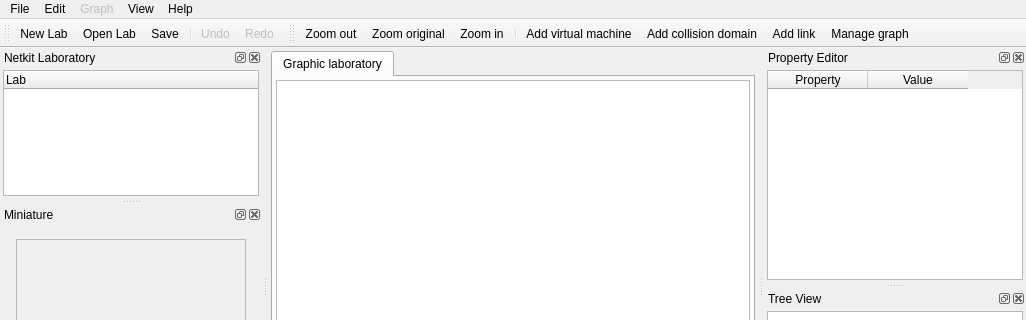
slux83/visual-netkit, file ui/main.ui: the form before one commit; both pictures show x 0 to 1026 and y 0 to 320 of the 1026 by 768 pixel window.
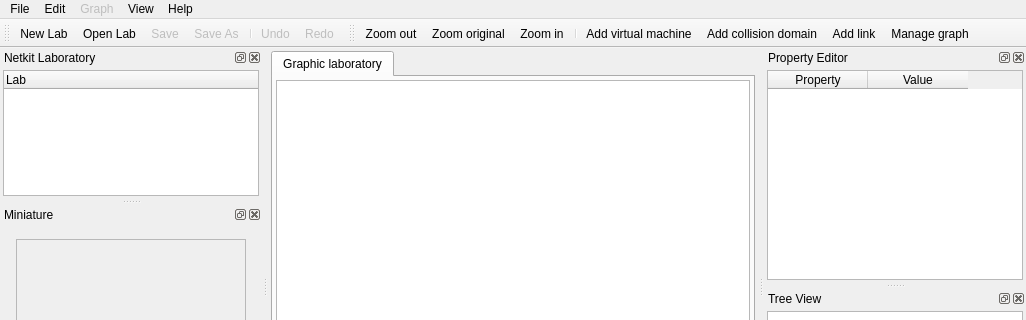
The form after the commit. Icons and pictures are not drawn. Custom widgets are drawn as their Qt base class.

Patch:
```diff
--- a/ui/main.ui
+++ b/ui/main.ui
@@ -177,6 +177,7 @@
    <addaction name="actionNewLab" />
    <addaction name="actionOpenLab" />
    <addaction name="actionSave" />
+   <addaction name="actionSaveAs" />
    <addaction name="separator" />
    <addaction name="actionUndo" />
    <addaction name="actionRedo" />
@@ -588,7 +589,7 @@
   </action>
   <action name="actionSave" >
    <property name="enabled" >
-    <bool>true</bool>
+    <bool>false</bool>
    </property>
    <property name="icon" >
     <iconset resource="../resources/VisualNetkit.qrc" >:/menu/save_icon</iconset>
@@ -598,6 +599,9 @@
    </property>
   </action>
   <action name="actionSaveAs" >
+   <property name="enabled" >
+    <bool>false</bool>
+   </property>
    <property name="icon" >
     <iconset resource="../resources/VisualNetkit.qrc" >:/menu/save_as_icon</iconset>
    </property>
```
